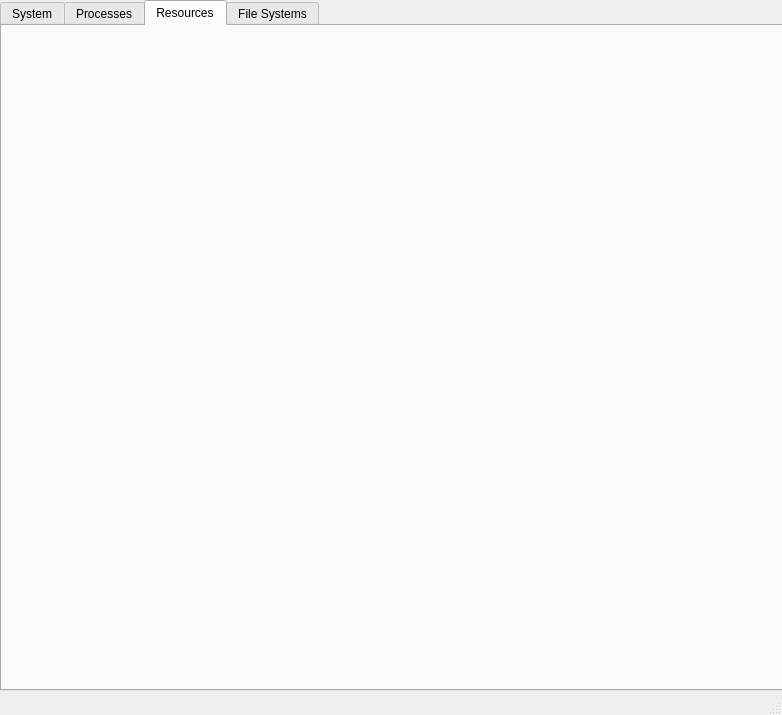
Before: the Qt Designer form mainwindow.ui in es6/task-manager, drawn with Qt 5.
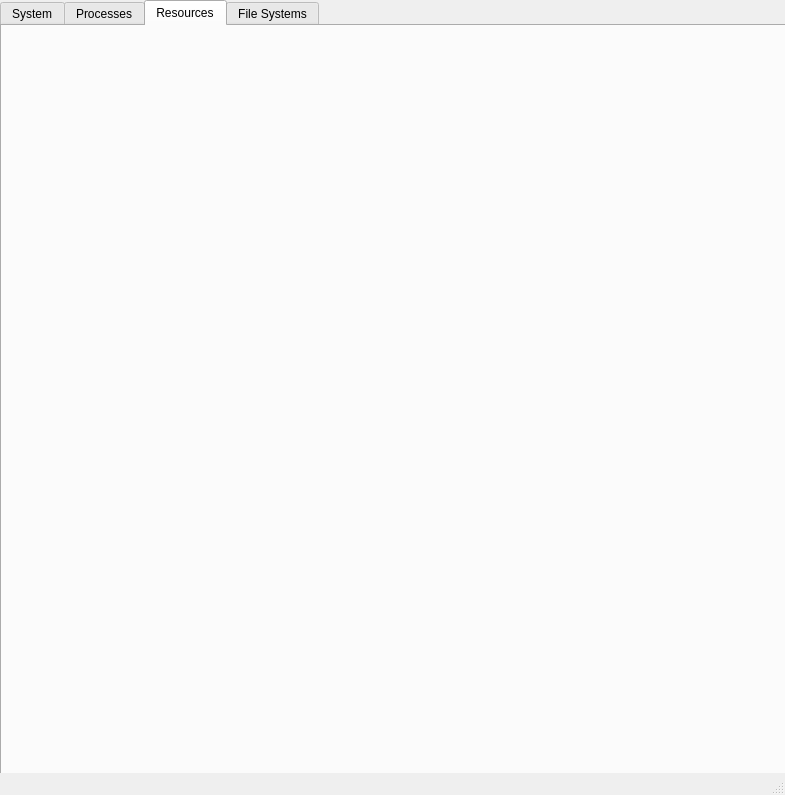
After: the same form once the commit is applied.

```diff
--- a/mainwindow.ui
+++ b/mainwindow.ui
@@ -6,8 +6,8 @@
    <rect>
     <x>0</x>
     <y>0</y>
-    <width>782</width>
-    <height>715</height>
+    <width>785</width>
+    <height>795</height>
    </rect>
   </property>
   <property name="windowTitle">
@@ -20,7 +20,7 @@
       <x>0</x>
       <y>0</y>
       <width>821</width>
-      <height>691</height>
+      <height>791</height>
      </rect>
     </property>
     <property name="currentIndex">
```
